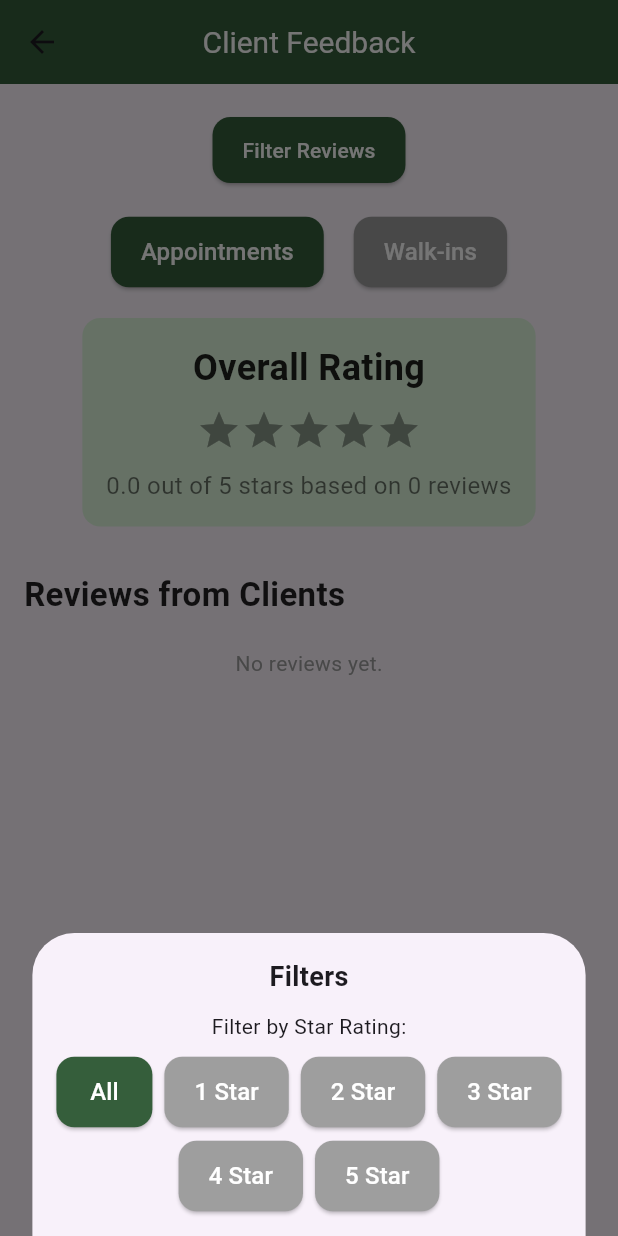
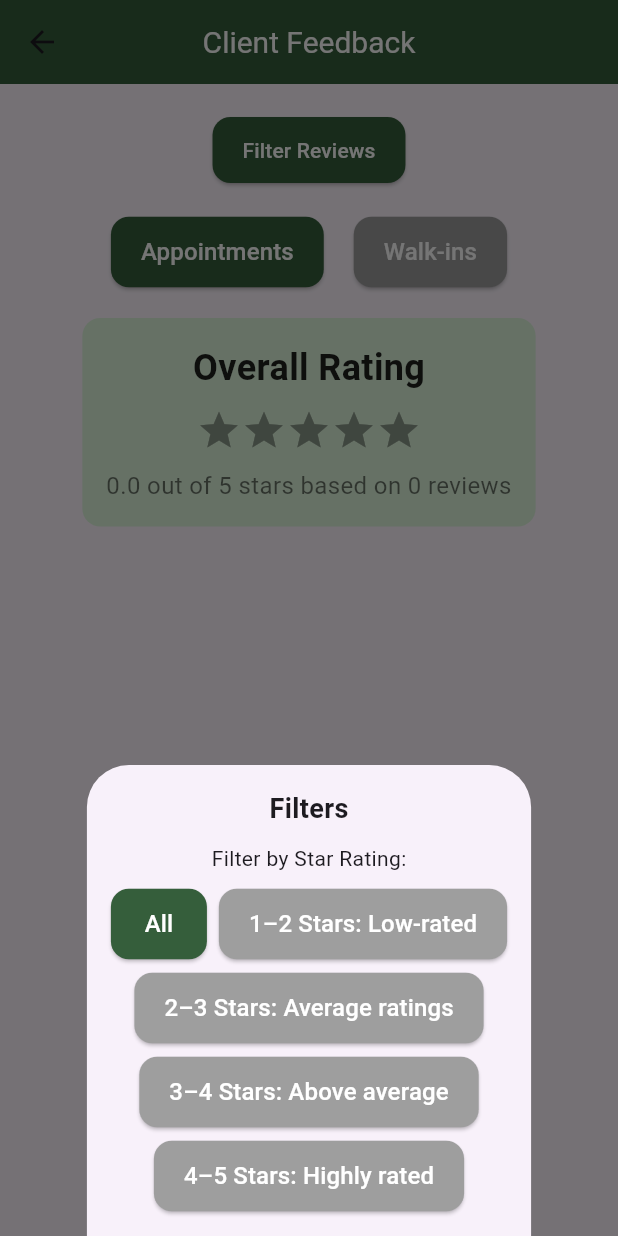
Before and after one commit to weehaxx/SalonHub, a Flutter app: the ClientFeedbackPage screen opened directly with empty values, after a tap on "Filter Reviews", on a phone screen of 412 x 824 dp. Run offline on Flutter 3.47's test engine with Material 3 defaults, Android fonts, the phone set to English and light mode, and no system bars; drawn by our look-alikes of flutter_rating_bar; our stand-ins replace cloud_firestore, firebase_auth, firebase_core, firebase_storage, geolocator, google_fonts and 5 more; accounts and stored records are empty; Roboto replaces fonts that are missing (Abel).

Commit message:
update on the upvote

```diff
--- a/lib/client/client_feedback_page.dart
+++ b/lib/client/client_feedback_page.dart
@@ -21,8 +21,10 @@ class ClientFeedbackPage extends StatefulWidget {
 }
 
 class _ClientFeedbackPageState extends State<ClientFeedbackPage> {
-  double _averageRating = 0.0;
-  int _totalReviews = 0;
+  double _averageAppointmentRating = 0.0;
+  double _averageWalkinRating = 0.0;
+  int _totalAppointmentReviews = 0;
+  int _totalWalkinReviews = 0;
   List<Map<String, dynamic>> _reviews = [];
   String _selectedReviewType = 'Appointments';
   int? _selectedStarFilter; // Star rating filter variable
@@ -46,7 +48,10 @@ class _ClientFeedbackPageState extends State<ClientFeedbackPage> {
 
       if (snapshot.docs.isNotEmpty) {
         List<Map<String, dynamic>> fetchedReviews = [];
-        double totalRating = 0.0;
+        double totalAppointmentRating = 0.0;
+        double totalWalkinRating = 0.0;
+        int appointmentCount = 0;
+        int walkinCount = 0;
 
         for (var doc in snapshot.docs) {
           var data = doc.data() as Map<String, dynamic>;
@@ -62,8 +67,12 @@ class _ClientFeedbackPageState extends State<ClientFeedbackPage> {
             } else {
               service = 'N/A';
             }
+            totalAppointmentRating += data['rating'];
+            appointmentCount++;
           } else {
             service = data['service'] ?? 'N/A';
+            totalWalkinRating += data['rating'];
+            walkinCount++;
           }
 
           fetchedReviews.add({
@@ -76,15 +85,17 @@ class _ClientFeedbackPageState extends State<ClientFeedbackPage> {
             'isAppointmentReview': data['isAppointmentReview'],
             'upvotes': data['upvotes'] ?? 0,
           });
-
-          totalRating += data['rating'];
         }
 
         setState(() {
           _reviews = fetchedReviews;
-          _totalReviews = fetchedReviews.length;
-          _averageRating =
-              totalRating / _totalReviews; // Calculate overall rating
+          _totalAppointmentReviews = appointmentCount;
+          _totalWalkinReviews = walkinCount;
+          _averageAppointmentRating = appointmentCount > 0
+              ? totalAppointmentRating / appointmentCount
+              : 0.0;
+          _averageWalkinRating =
+              walkinCount > 0 ? totalWalkinRating / walkinCount : 0.0;
         });
       }
     } catch (e) {
@@ -113,14 +124,10 @@ class _ClientFeedbackPageState extends State<ClientFeedbackPage> {
     }
   }
 
-  // Method to handle upvote functionality
-  Future<void> _upvoteReview(String reviewId) async {
-    if (_upvotedReviews.contains(reviewId)) {
-      ScaffoldMessenger.of(context).showSnackBar(
-        const SnackBar(content: Text('You can only upvote a review once!')),
-      );
-      return;
-    }
+  // Method to handle upvote/un-upvote functionality
+  Future<void> _toggleUpvoteReview(String reviewId) async {
+    bool hasUpvoted = _upvotedReviews.contains(reviewId);
+    int voteChange = hasUpvoted ? -1 : 1;
 
     try {
       DocumentReference reviewRef = FirebaseFirestore.instance
@@ -139,24 +146,29 @@ class _ClientFeedbackPageState extends State<ClientFeedbackPage> {
         Map<String, dynamic> data = snapshot.data() as Map<String, dynamic>;
         int currentUpvotes = data.containsKey('upvotes') ? data['upvotes'] : 0;
 
-        transaction.update(reviewRef, {'upvotes': currentUpvotes + 1});
+        transaction.update(reviewRef, {'upvotes': currentUpvotes + voteChange});
       });
 
       // Update user's upvote list
       DocumentReference userRef =
           FirebaseFirestore.instance.collection('users').doc(widget.userId);
 
+      if (hasUpvoted) {
+        await userRef.update({
+          'upvotedReviews': FieldValue.arrayRemove([reviewId]),
+        });
+        _upvotedReviews.remove(reviewId);
+      } else {
         await userRef.update({
           'upvotedReviews': FieldValue.arrayUnion([reviewId]),
         });
+        _upvotedReviews.add(reviewId);
+      }
 
-      setState(() {
-        _upvotedReviews.add(reviewId);
-      });
-
+      setState(() {});
       await _fetchReviews();
     } catch (e) {
-      print('Error upvoting review: $e');
+      print('Error toggling upvote: $e');
       ScaffoldMessenger.of(context).showSnackBar(
         SnackBar(content: Text('Failed to upvote the review: $e')),
       );
@@ -177,11 +189,30 @@ class _ClientFeedbackPageState extends State<ClientFeedbackPage> {
           .toList();
     }
 
-    // Filter by star rating
+    // Filter by rating ranges based on the selected filter
     if (_selectedStarFilter != null) {
+      switch (_selectedStarFilter) {
+        case 1: // 1–2 stars: Low-rated
           filtered = filtered
-          .where((review) => review['rating'] == _selectedStarFilter)
+              .where((review) => review['rating'] >= 1 && review['rating'] < 2)
               .toList();
+          break;
+        case 2: // 2–3 stars: Average ratings
+          filtered = filtered
+              .where((review) => review['rating'] >= 2 && review['rating'] < 3)
+              .toList();
+          break;
+        case 3: // 3–4 stars: Above average
+          filtered = filtered
+              .where((review) => review['rating'] >= 3 && review['rating'] < 4)
+              .toList();
+          break;
+        case 4: // 4–5 stars: Highly rated
+          filtered = filtered
+              .where((review) => review['rating'] >= 4 && review['rating'] <= 5)
+              .toList();
+          break;
+      }
     }
 
     return filtered;
@@ -213,6 +244,19 @@ class _ClientFeedbackPageState extends State<ClientFeedbackPage> {
 
   @override
   Widget build(BuildContext context) {
+    final filteredReviews = _filteredReviews();
+    int maxUpvotes = filteredReviews.isNotEmpty
+        ? filteredReviews
+            .map((review) => review['upvotes'])
+            .reduce((value, element) => value > element ? value : element)
+        : 0;
+    final mostUpvotedReviews = filteredReviews
+        .where((review) => review['upvotes'] == maxUpvotes)
+        .toList();
+    final recentReviews = filteredReviews
+        .where((review) => !mostUpvotedReviews.contains(review))
+        .toList();
+
     return Scaffold(
       appBar: AppBar(
         centerTitle: true,
@@ -252,9 +296,78 @@ class _ClientFeedbackPageState extends State<ClientFeedbackPage> {
               const SizedBox(height: 20),
               _buildReviewTypeButtons(),
               const SizedBox(height: 20),
-              _buildAverageRatingSection(),
+
+              // Display average rating for Appointments
+              if (_selectedReviewType == 'Appointments') ...[
+                _buildAverageRatingSection(
+                    _averageAppointmentRating, _totalAppointmentReviews),
                 const SizedBox(height: 30),
-              _buildReviewsSection(),
+              ],
+
+              // Display average rating for Walk-ins
+              if (_selectedReviewType == 'Walk-ins') ...[
+                _buildAverageRatingSection(
+                    _averageWalkinRating, _totalWalkinReviews),
+                const SizedBox(height: 30),
+              ],
+
+              // Display active filter if any
+              if (_selectedStarFilter != null)
+                Text(
+                  '${_selectedStarFilter == 1 ? "1-2 Stars: Low-rated" : _selectedStarFilter == 2 ? "2-3 Stars: Average ratings" : _selectedStarFilter == 3 ? "3-4 Stars: Above average" : "4-5 Stars: Highly rated"} Reviews',
+                  style: const TextStyle(
+                    fontSize: 18,
+                    fontWeight: FontWeight.bold,
+                    color: Colors.black87,
+                  ),
+                ),
+
+              const SizedBox(height: 20),
+
+              // Display most upvoted reviews
+              if (mostUpvotedReviews.isNotEmpty) ...[
+                const Text(
+                  'Most Upvoted Review(s)',
+                  style: TextStyle(
+                    fontSize: 22,
+                    fontWeight: FontWeight.bold,
+                    color: Colors.black87,
+                  ),
+                ),
+                const SizedBox(height: 10),
+                ListView.builder(
+                  shrinkWrap: true,
+                  physics: const NeverScrollableScrollPhysics(),
+                  itemCount: mostUpvotedReviews.length,
+                  itemBuilder: (context, index) {
+                    final review = mostUpvotedReviews[index];
+                    return _buildReviewItem(review);
+                  },
+                ),
+                const SizedBox(height: 30),
+              ],
+
+              // Display recent reviews
+              if (recentReviews.isNotEmpty) ...[
+                const Text(
+                  'Recent Reviews',
+                  style: TextStyle(
+                    fontSize: 22,
+                    fontWeight: FontWeight.bold,
+                    color: Colors.black87,
+                  ),
+                ),
+                const SizedBox(height: 10),
+                ListView.builder(
+                  shrinkWrap: true,
+                  physics: const NeverScrollableScrollPhysics(),
+                  itemCount: recentReviews.length,
+                  itemBuilder: (context, index) {
+                    final review = recentReviews[index];
+                    return _buildReviewItem(review);
+                  },
+                ),
+              ],
             ],
           ),
         ),
@@ -335,15 +448,15 @@ class _ClientFeedbackPageState extends State<ClientFeedbackPage> {
       spacing: 8.0,
       runSpacing: 8.0,
       alignment: WrapAlignment.center,
-      children: List.generate(5, (index) {
-        return ElevatedButton(
+      children: [
+        ElevatedButton(
           onPressed: () {
             setState(() {
-              _selectedStarFilter = index + 1;
+              _selectedStarFilter = 1;
             });
           },
           style: ElevatedButton.styleFrom(
-            backgroundColor: _selectedStarFilter == index + 1
+            backgroundColor: _selectedStarFilter == 1
                 ? const Color(0xff355E3B)
                 : Colors.grey,
             shape: RoundedRectangleBorder(
@@ -352,20 +465,84 @@ class _ClientFeedbackPageState extends State<ClientFeedbackPage> {
             padding: const EdgeInsets.symmetric(horizontal: 20, vertical: 12),
           ),
           child: Text(
-            '${index + 1} Star',
+            '1–2 Stars: Low-rated',
             style: GoogleFonts.abel(
               textStyle: const TextStyle(color: Colors.white, fontSize: 16),
             ),
           ),
-        );
-      })
-        ..insert(
+        ),
+        ElevatedButton(
+          onPressed: () {
+            setState(() {
+              _selectedStarFilter = 2;
+            });
+          },
+          style: ElevatedButton.styleFrom(
+            backgroundColor: _selectedStarFilter == 2
+                ? const Color(0xff355E3B)
+                : Colors.grey,
+            shape: RoundedRectangleBorder(
+              borderRadius: BorderRadius.circular(12),
+            ),
+            padding: const EdgeInsets.symmetric(horizontal: 20, vertical: 12),
+          ),
+          child: Text(
+            '2–3 Stars: Average ratings',
+            style: GoogleFonts.abel(
+              textStyle: const TextStyle(color: Colors.white, fontSize: 16),
+            ),
+          ),
+        ),
+        ElevatedButton(
+          onPressed: () {
+            setState(() {
+              _selectedStarFilter = 3;
+            });
+          },
+          style: ElevatedButton.styleFrom(
+            backgroundColor: _selectedStarFilter == 3
+                ? const Color(0xff355E3B)
+                : Colors.grey,
+            shape: RoundedRectangleBorder(
+              borderRadius: BorderRadius.circular(12),
+            ),
+            padding: const EdgeInsets.symmetric(horizontal: 20, vertical: 12),
+          ),
+          child: Text(
+            '3–4 Stars: Above average',
+            style: GoogleFonts.abel(
+              textStyle: const TextStyle(color: Colors.white, fontSize: 16),
+            ),
+          ),
+        ),
+        ElevatedButton(
+          onPressed: () {
+            setState(() {
+              _selectedStarFilter = 4;
+            });
+          },
+          style: ElevatedButton.styleFrom(
+            backgroundColor: _selectedStarFilter == 4
+                ? const Color(0xff355E3B)
+                : Colors.grey,
+            shape: RoundedRectangleBorder(
+              borderRadius: BorderRadius.circular(12),
+            ),
+            padding: const EdgeInsets.symmetric(horizontal: 20, vertical: 12),
+          ),
+          child: Text(
+            '4–5 Stars: Highly rated',
+            style: GoogleFonts.abel(
+              textStyle: const TextStyle(color: Colors.white, fontSize: 16),
+            ),
+          ),
+        ),
+      ]..insert(
           0,
           ElevatedButton(
             onPressed: () {
               setState(() {
-                  _selectedStarFilter =
-                      null; // Reset filter to show all reviews
+                _selectedStarFilter = null; // Reset filter to show all reviews
               });
             },
             style: ElevatedButton.styleFrom(
@@ -375,8 +552,7 @@ class _ClientFeedbackPageState extends State<ClientFeedbackPage> {
               shape: RoundedRectangleBorder(
                 borderRadius: BorderRadius.circular(12),
               ),
-                padding:
-                    const EdgeInsets.symmetric(horizontal: 20, vertical: 12),
+              padding: const EdgeInsets.symmetric(horizontal: 20, vertical: 12),
             ),
             child: Text(
               'All',
@@ -388,7 +564,7 @@ class _ClientFeedbackPageState extends State<ClientFeedbackPage> {
     );
   }
 
-  Widget _buildAverageRatingSection() {
+  Widget _buildAverageRatingSection(double averageRating, int totalReviews) {
     return Container(
       decoration: BoxDecoration(
         color: const Color(0xffDFF6DD),
@@ -410,7 +586,7 @@ class _ClientFeedbackPageState extends State<ClientFeedbackPage> {
           ),
           const SizedBox(height: 10),
           RatingBar.builder(
-            initialRating: _averageRating,
+            initialRating: averageRating,
             minRating: 1,
             direction: Axis.horizontal,
             allowHalfRating: true,
@@ -425,7 +601,7 @@ class _ClientFeedbackPageState extends State<ClientFeedbackPage> {
           ),
           const SizedBox(height: 10),
           Text(
-            '${_averageRating.toStringAsFixed(1)} out of 5 stars based on $_totalReviews reviews',
+            '${averageRating.toStringAsFixed(1)} out of 5 stars based on $totalReviews reviews',
             style: GoogleFonts.abel(
               textStyle: const TextStyle(
                 fontSize: 16,
@@ -439,41 +615,8 @@ class _ClientFeedbackPageState extends State<ClientFeedbackPage> {
     );
   }
 
-  Widget _buildReviewsSection() {
-    final filteredReviews = _filteredReviews();
-    return Column(
-      crossAxisAlignment: CrossAxisAlignment.start,
-      children: [
-        const Text(
-          'Reviews from Clients',
-          style: TextStyle(
-            fontSize: 22,
-            fontWeight: FontWeight.bold,
-            color: Colors.black87,
-          ),
-        ),
-        const SizedBox(height: 20),
-        filteredReviews.isEmpty
-            ? const Center(
-                child: Text(
-                  'No reviews yet.',
-                  style: TextStyle(color: Colors.grey),
-                ),
-              )
-            : ListView.builder(
-                shrinkWrap: true,
-                physics: const NeverScrollableScrollPhysics(),
-                itemCount: filteredReviews.length,
-                itemBuilder: (context, index) {
-                  final review = filteredReviews[index];
-                  return _buildReviewItem(review);
-                },
-              ),
-      ],
-    );
-  }
-
   Widget _buildReviewItem(Map<String, dynamic> review) {
+    bool hasUpvoted = _upvotedReviews.contains(review['id']);
     return Card(
       margin: const EdgeInsets.symmetric(vertical: 10),
       elevation: 3,
@@ -535,9 +678,11 @@ class _ClientFeedbackPageState extends State<ClientFeedbackPage> {
             Row(
               children: [
                 IconButton(
-                  icon: const Icon(Icons.thumb_up),
-                  color: Colors.grey,
-                  onPressed: () => _upvoteReview(review['id']),
+                  icon: Icon(
+                    Icons.thumb_up,
+                    color: hasUpvoted ? Colors.blue : Colors.grey,
+                  ),
+                  onPressed: () => _toggleUpvoteReview(review['id']),
                 ),
                 Text('${review['upvotes']}'),
                 const SizedBox(width: 10),
```
Lines whose indentation alone changed are shown as unchanged.
